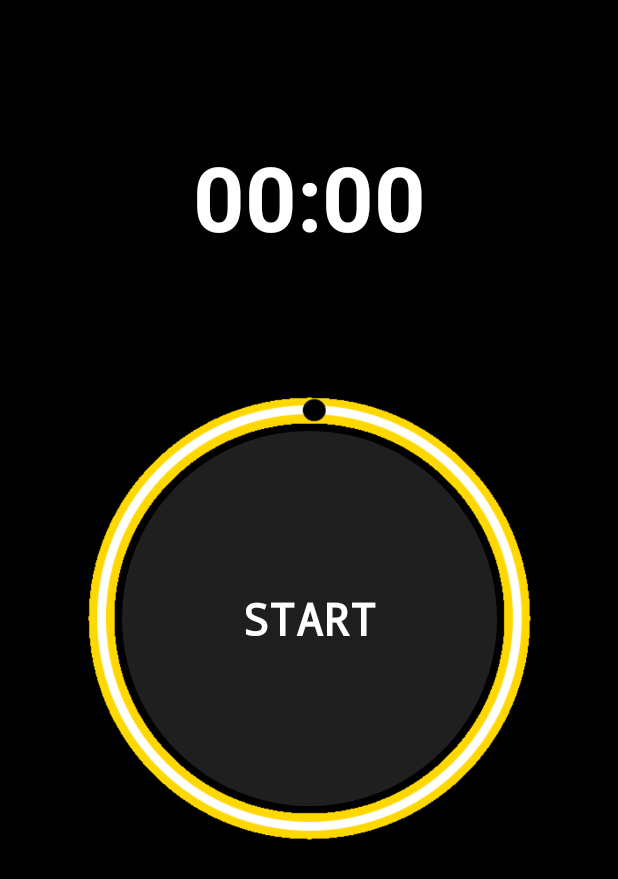
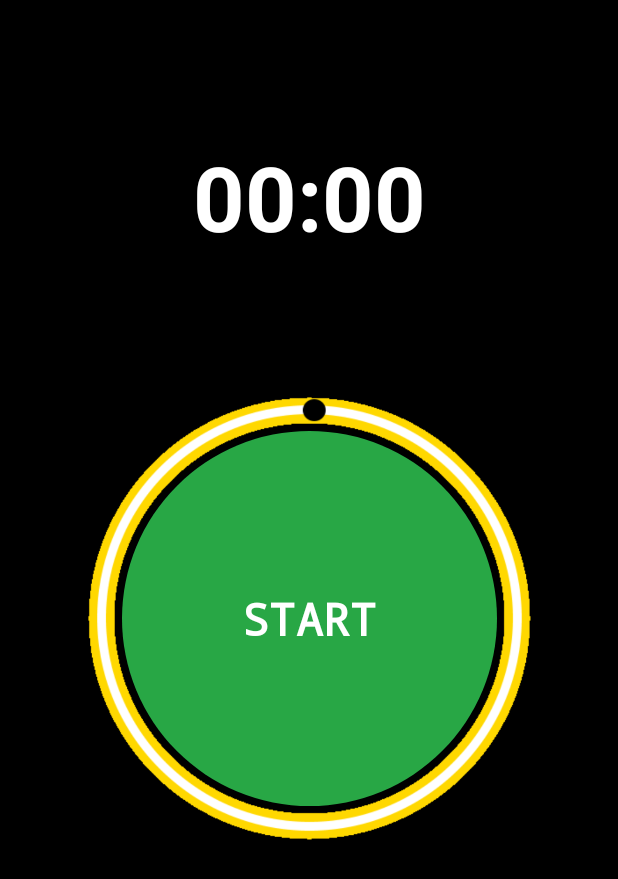
Before and after one commit to MertKRC/ChronomeRter, an Android app: the screen it shows after launch (MainActivity), on a phone screen of 412 x 824 dp. Shown: the top 879 px of the screen. Run offline under Robolectric (Android 15) with nearby library versions, the phone set to English and light mode, and no system bars.

Commit message:
Added pause ability and added different colors and shapes for buttons.

```diff
--- a/app/src/main/java/com/mertkaraca/chronomerter/MainActivity.java
+++ b/app/src/main/java/com/mertkaraca/chronomerter/MainActivity.java
@@ -16,7 +16,7 @@ public class MainActivity extends AppCompatActivity {
 
     /*Creating our variables globally to access
     them everywhere we want, We'll to determine them later*/
-    Button btnStart,btnFinish;
+    Button btnStart,btnPause,btnResume,btnReset;
     Chronometer chronometer;
     Animation rotate;
     ImageView imageView;
@@ -29,7 +29,9 @@ public class MainActivity extends AppCompatActivity {
 
         //Determining variables values with their own id's which we dedicated in activity_main.xml
         btnStart = findViewById(R.id.btnStart);
-        btnFinish = findViewById(R.id.btnFinish);
+        btnPause = findViewById(R.id.btnPause);
+        btnResume = findViewById(R.id.btnResume);
+        btnReset = findViewById(R.id.btnReset);
         chronometer = findViewById(R.id.chronometer);
         imageView = findViewById(R.id.imageView);
 
@@ -48,12 +50,39 @@ public class MainActivity extends AppCompatActivity {
                 chronometer.start();
                 //After we start chronometer object start button going back and finish button come forward
                 btnStart.setVisibility(View.INVISIBLE);
-                btnFinish.setVisibility(View.VISIBLE);
+                btnPause.setVisibility(View.VISIBLE);
+            }
+        });
+
+        btnPause.setOnClickListener(new View.OnClickListener() {
+            @Override
+            public void onClick(View v) {
+                chronometer.stop();
+                pause = SystemClock.elapsedRealtime() - chronometer.getBase();
+                imageView.clearAnimation();
+
+
+                btnPause.setVisibility(View.INVISIBLE);
+                btnResume.setVisibility(View.VISIBLE);
+                btnReset.setVisibility(View.VISIBLE);
+            }
+        });
+
+        btnResume.setOnClickListener(new View.OnClickListener() {
+            @Override
+            public void onClick(View v) {
+                chronometer.setBase(SystemClock.elapsedRealtime()-pause);
+                chronometer.start();
+                imageView.startAnimation(rotate);
+
+                btnResume.setVisibility(View.INVISIBLE);
+                btnReset.setVisibility(View.INVISIBLE);
+                btnPause.setVisibility(View.VISIBLE);
             }
         });
 
         //Writing what will happen on we press Stop button
-        btnFinish.setOnClickListener(new View.OnClickListener() {
+        btnReset.setOnClickListener(new View.OnClickListener() {
             @Override
             public void onClick(View v) {
                 chronometer.stop();
@@ -65,8 +94,9 @@ public class MainActivity extends AppCompatActivity {
                 rotate.cancel();
                 imageView.setAnimation(rotate);
                 //This time Start button come forward and Finish button goes backward
+                btnReset.setVisibility(View.INVISIBLE);
+                btnResume.setVisibility(View.INVISIBLE);
                 btnStart.setVisibility(View.VISIBLE);
-                btnFinish.setVisibility(View.INVISIBLE);
             }
         });
     }
--- a/app/src/main/res/drawable/circle_button.xml
+++ b/app/src/main/res/drawable/circle_button.xml
@@ -1,7 +1,6 @@
 <?xml version="1.0" encoding="utf-8"?>
 <shape xmlns:android="http://schemas.android.com/apk/res/android">
-    <solid android:color="@color/darkGrey"/>
+    <solid android:color="@color/green"/>
     <corners android:radius="900dp"/>
-
     <!-- We created this shape to use it inside the yellow circle -->
 </shape>
--- a/app/src/main/res/layout/activity_main.xml
+++ b/app/src/main/res/layout/activity_main.xml
@@ -54,22 +54,61 @@
         app:layout_constraintStart_toStartOf="@+id/imageView"
         app:layout_constraintTop_toTopOf="@+id/imageView" />
 
-    <!-- Stop Button -->
+    <!-- Pause Button -->
     <Button
-        android:id="@+id/btnFinish"
+        android:id="@+id/btnPause"
         android:layout_width="250dp"
         android:layout_height="250dp"
-        android:text="FINISH"
+        android:text="PAUSE"
         android:textColor="@color/white"
         android:textStyle="bold"
         android:textSize="30dp"
         android:fontFamily="monospace"
         android:visibility="invisible"
-        android:background="@drawable/circle_button"
+        android:stateListAnimator="@null"
+        android:background="@drawable/circle_button_yellow"
         app:layout_constraintBottom_toBottomOf="@+id/imageView"
         app:layout_constraintEnd_toEndOf="@+id/imageView"
         app:layout_constraintStart_toStartOf="@+id/imageView"
         app:layout_constraintTop_toTopOf="@+id/imageView" />
 
+    <!-- Resume Button -->
+    <Button
+        android:id="@+id/btnResume"
+        android:layout_width="125dp"
+        android:layout_height="250dp"
+        android:background="@drawable/circle_button_green"
+        android:fontFamily="monospace"
+        android:text="RESUME"
+        android:textColor="@color/white"
+        android:textSize="30dp"
+        android:textStyle="bold"
+        android:visibility="invisible"
+        app:layout_constraintBottom_toBottomOf="@+id/imageView"
+        app:layout_constraintEnd_toEndOf="@+id/imageView"
+        app:layout_constraintHorizontal_bias="0.142"
+        app:layout_constraintStart_toStartOf="@+id/imageView"
+        app:layout_constraintTop_toTopOf="@+id/imageView"
+        app:layout_constraintVertical_bias="0.497" />
+
+    <!-- Reset Button -->
+    <Button
+        android:id="@+id/btnReset"
+        android:layout_width="125dp"
+        android:layout_height="250dp"
+        android:background="@drawable/circle_button_red"
+        android:fontFamily="monospace"
+        android:text="RESET"
+        android:textColor="@color/white"
+        android:textSize="30dp"
+        android:textStyle="bold"
+        android:visibility="invisible"
+        app:layout_constraintBottom_toBottomOf="@+id/imageView"
+        app:layout_constraintEnd_toEndOf="@+id/imageView"
+        app:layout_constraintHorizontal_bias="0.851"
+        app:layout_constraintStart_toStartOf="@+id/imageView"
+        app:layout_constraintTop_toTopOf="@+id/imageView"
+        app:layout_constraintVertical_bias="0.497" />
+
 
 </androidx.constraintlayout.widget.ConstraintLayout>
--- a/app/src/main/res/values/colors.xml
+++ b/app/src/main/res/values/colors.xml
@@ -10,4 +10,6 @@
     <color name="darkGrey">#1F1F1F</color>
     <color name="white">#fff</color>
     <color name="black">#000</color>
+    <color name="red">#DC3545</color>
+    <color name="green">#28A745</color>
 </resources>
```
